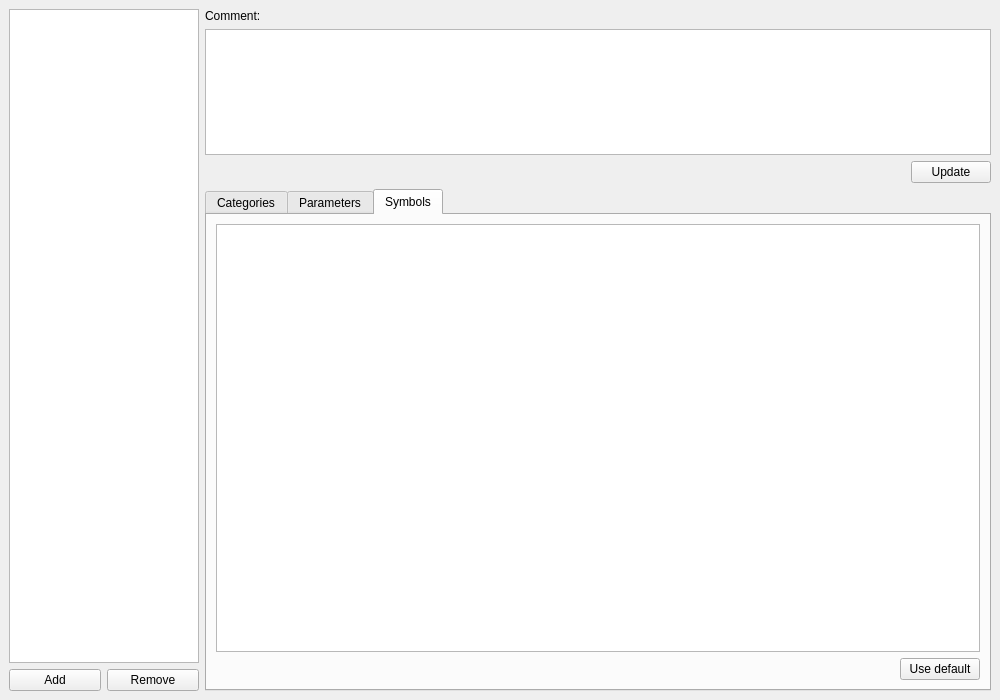
mym-br/gama_tts_editor, file ui/PostureEditorWindow.ui: the form before one commit.
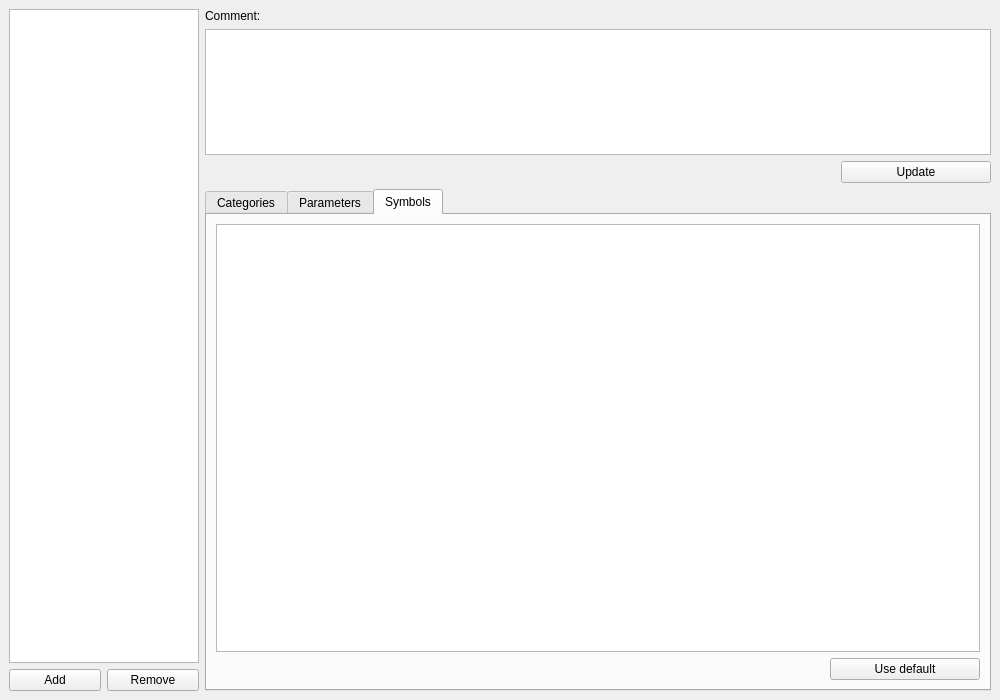
The form after the commit. The open tabs and pages were chosen to show the change.

Commit message: Set minimum button sizes.

What changed in the file:
```diff
--- a/ui/PostureEditorWindow.ui
+++ b/ui/PostureEditorWindow.ui
@@ -127,6 +127,12 @@
          </item>
          <item>
           <widget class="QPushButton" name="updatePostureCommentButton">
+           <property name="minimumSize">
+            <size>
+             <width>150</width>
+             <height>0</height>
+            </size>
+           </property>
            <property name="text">
             <string>Update</string>
            </property>
@@ -304,6 +310,12 @@
              </item>
              <item>
               <widget class="QPushButton" name="useDefaultSymbolValueButton">
+               <property name="minimumSize">
+                <size>
+                 <width>150</width>
+                 <height>0</height>
+                </size>
+               </property>
                <property name="text">
                 <string>Use default</string>
                </property>
```
The commit also changes 8 other files.
